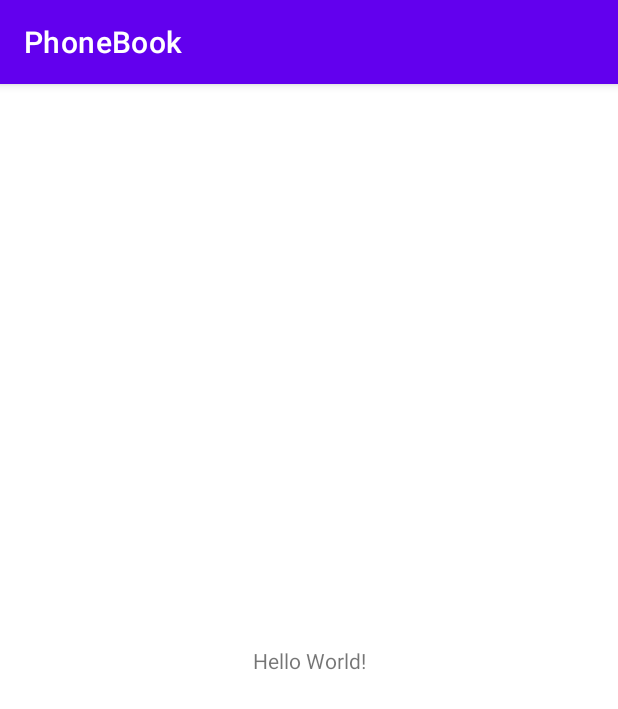
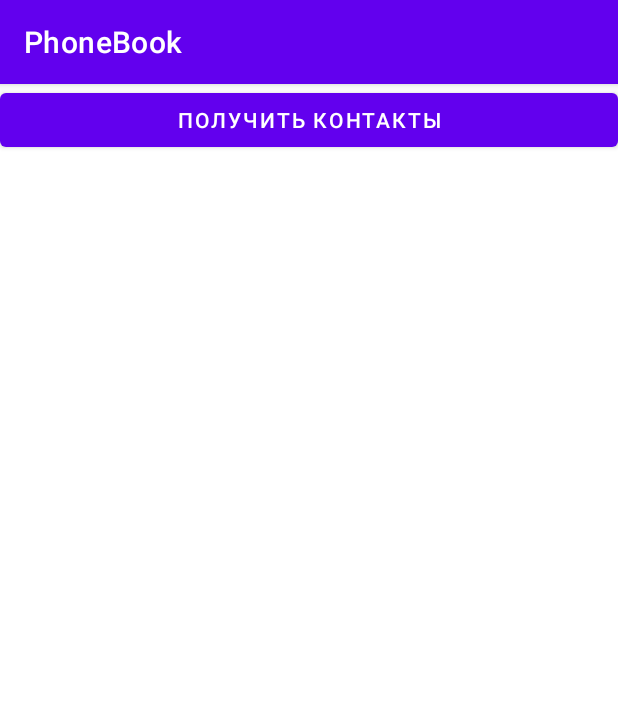
Before and after one commit to EvgeniyChufarnov/phone-book, an Android app: the screen it shows after launch (MainActivity), on a phone screen of 412 x 824 dp. Shown: the top 709 px of the screen. Run offline under Robolectric (Android 15) with nearby library versions, the phone set to English and light mode, and no system bars.

Commit message:
initial commit

```diff
--- a/app/build.gradle
+++ b/app/build.gradle
@@ -15,6 +15,10 @@ android {
         versionName "1.0"
 
         testInstrumentationRunner "androidx.test.runner.AndroidJUnitRunner"
+    }
+
+    buildFeatures {
+        viewBinding true
     }
 
     buildTypes {
--- a/app/src/main/AndroidManifest.xml
+++ b/app/src/main/AndroidManifest.xml
@@ -1,6 +1,8 @@
 <?xml version="1.0" encoding="utf-8"?>
 <manifest xmlns:android="http://schemas.android.com/apk/res/android"
     package="com.example.phonebook">
+
+    <uses-permission android:name="android.permission.READ_CONTACTS" />
 
     <application
         android:allowBackup="true"
--- /dev/null
+++ b/app/src/main/java/com/example/phonebook/ContactEntity.kt
@@ -0,0 +1,6 @@
+package com.example.phonebook
+
+data class ContactEntity(
+    val name: String,
+    val phoneNumber: String
+)
--- a/app/src/main/res/layout/activity_main.xml
+++ b/app/src/main/res/layout/activity_main.xml
@@ -1,18 +1,21 @@
 <?xml version="1.0" encoding="utf-8"?>
-<androidx.constraintlayout.widget.ConstraintLayout xmlns:android="http://schemas.android.com/apk/res/android"
-    xmlns:app="http://schemas.android.com/apk/res-auto"
+<LinearLayout xmlns:android="http://schemas.android.com/apk/res/android"
     xmlns:tools="http://schemas.android.com/tools"
     android:layout_width="match_parent"
     android:layout_height="match_parent"
+    android:orientation="vertical"
     tools:context=".MainActivity">
 
-    <TextView
-        android:layout_width="wrap_content"
+    <Button
+        android:id="@+id/get_contacts_button"
+        android:layout_width="match_parent"
         android:layout_height="wrap_content"
-        android:text="Hello World!"
-        app:layout_constraintBottom_toBottomOf="parent"
-        app:layout_constraintLeft_toLeftOf="parent"
-        app:layout_constraintRight_toRightOf="parent"
-        app:layout_constraintTop_toTopOf="parent" />
+        android:text="@string/extract_contacts" />
 
-</androidx.constraintlayout.widget.ConstraintLayout>
+    <androidx.recyclerview.widget.RecyclerView
+        android:id="@+id/contacts_recycler_view"
+        android:layout_width="match_parent"
+        android:layout_height="wrap_content"
+        tools:listitem="@layout/item_contact" />
+
+</LinearLayout>
--- /dev/null
+++ b/app/src/main/res/values/dimens.xml
@@ -0,0 +1,5 @@
+<?xml version="1.0" encoding="utf-8"?>
+<resources>
+    <dimen name="main_text_size">32sp</dimen>
+    <dimen name="secondary_text_size">24sp</dimen>
+</resources>
--- a/app/src/main/res/values/strings.xml
+++ b/app/src/main/res/values/strings.xml
@@ -1,3 +1,9 @@
 <resources>
     <string name="app_name">PhoneBook</string>
+    <string name="access">Доступ к контактам</string>
+    <string name="explanation">Для дальнейшей работы приложению необходим доступ к контактам</string>
+    <string name="decline">Не надо</string>
+    <string name="accept">Предоставить доступ</string>
+    <string name="close">Закрыть</string>
+    <string name="extract_contacts">Получить контакты</string>
 </resources>
```
Also changed, not shown: app/src/main/java/com/example/phonebook/ContactsAdapter.kt (added, +38 -0 lines), app/src/main/java/com/example/phonebook/MainActivity.kt (+128 -2 lines), app/src/main/res/layout/item_contact.xml (added, +28 -0 lines), 1 other file.
